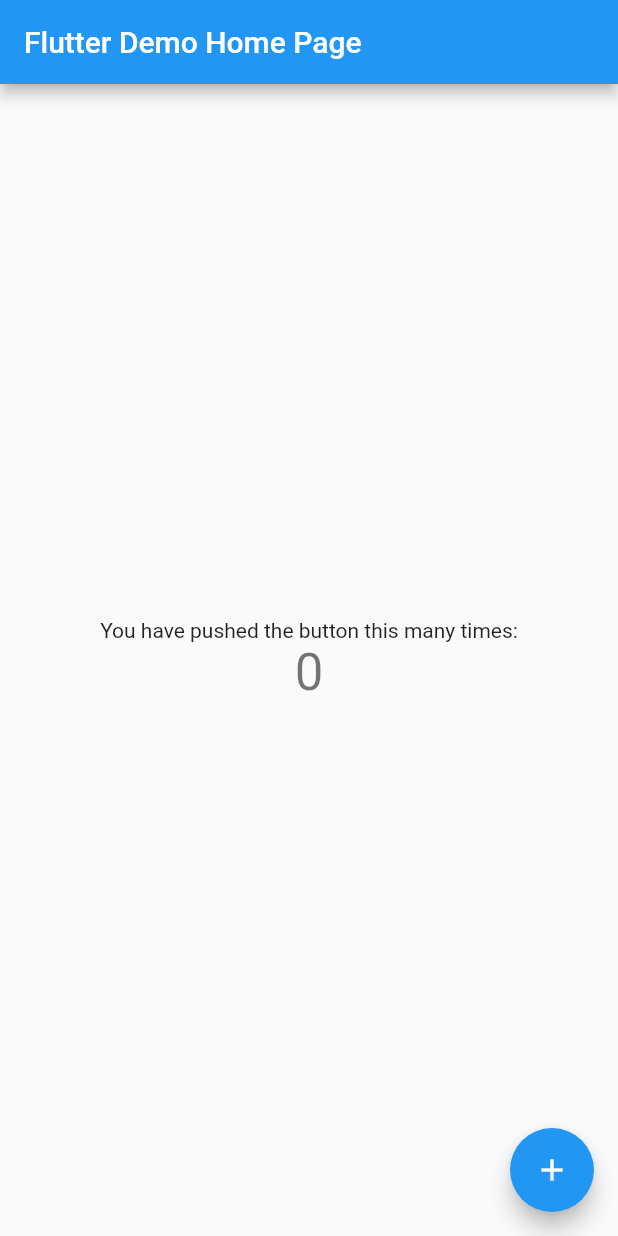
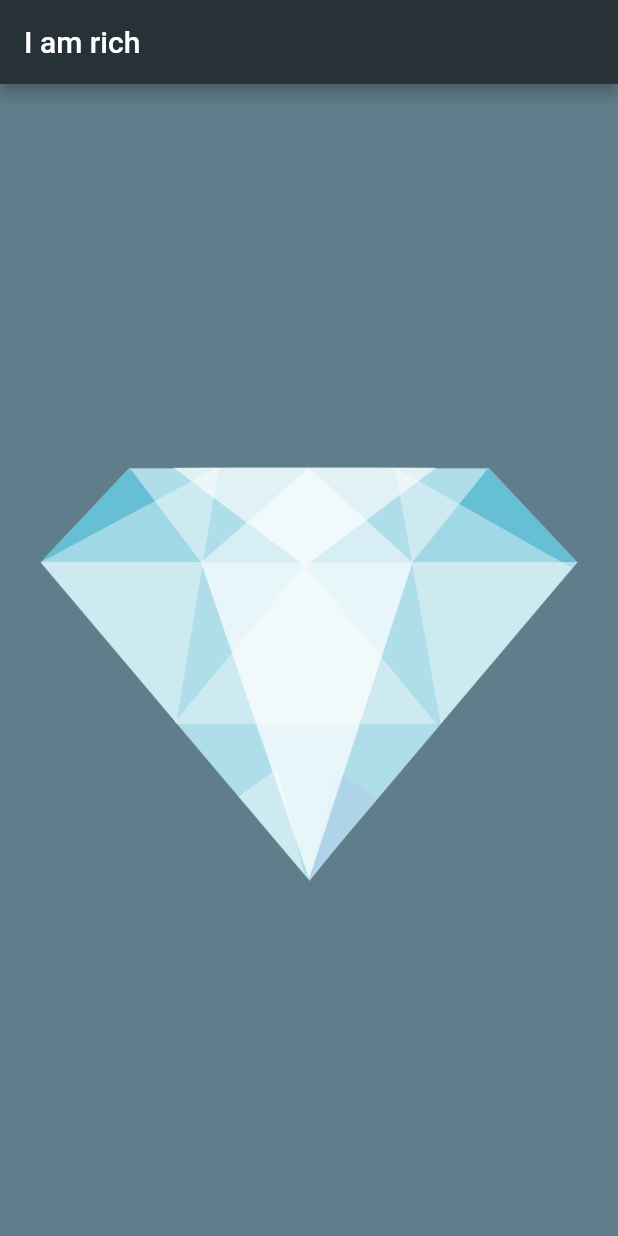
Before and after one commit to takuya-ohmuro/flutter_i_am_rich, a Flutter app: the screen it shows after launch, on a phone screen of 412 x 824 dp. Run offline on Flutter 3.47's test engine with Material 2 defaults, Android fonts, the phone set to English and light mode, and no system bars.

Commit message:
Add layout and icon

```diff
--- a/i_am_rich2/lib/main.dart
+++ b/i_am_rich2/lib/main.dart
@@ -1,117 +1,20 @@
 import 'package:flutter/material.dart';
 
 void main() {
-  runApp(MyApp());
-}
-
-class MyApp extends StatelessWidget {
-  // This widget is the root of your application.
-  @override
-  Widget build(BuildContext context) {
-    return MaterialApp(
-      title: 'Flutter Demo',
-      theme: ThemeData(
-        // This is the theme of your application.
-        //
-        // Try running your application with "flutter run". You'll see the
-        // application has a blue toolbar. Then, without quitting the app, try
-        // changing the primarySwatch below to Colors.green and then invoke
-        // "hot reload" (press "r" in the console where you ran "flutter run",
-        // or simply save your changes to "hot reload" in a Flutter IDE).
-        // Notice that the counter didn't reset back to zero; the application
-        // is not restarted.
-        primarySwatch: Colors.blue,
-        // This makes the visual density adapt to the platform that you run
-        // the app on. For desktop platforms, the controls will be smaller and
-        // closer together (more dense) than on mobile platforms.
-        visualDensity: VisualDensity.adaptivePlatformDensity,
-      ),
-      home: MyHomePage(title: 'Flutter Demo Home Page'),
-    );
-  }
-}
-
-class MyHomePage extends StatefulWidget {
-  MyHomePage({Key key, this.title}) : super(key: key);
-
-  // This widget is the home page of your application. It is stateful, meaning
-  // that it has a State object (defined below) that contains fields that affect
-  // how it looks.
-
-  // This class is the configuration for the state. It holds the values (in this
-  // case the title) provided by the parent (in this case the App widget) and
-  // used by the build method of the State. Fields in a Widget subclass are
-  // always marked "final".
-
-  final String title;
-
-  @override
-  _MyHomePageState createState() => _MyHomePageState();
-}
-
-class _MyHomePageState extends State<MyHomePage> {
-  int _counter = 0;
-
-  void _incrementCounter() {
-    setState(() {
-      // This call to setState tells the Flutter framework that something has
-      // changed in this State, which causes it to rerun the build method below
-      // so that the display can reflect the updated values. If we changed
-      // _counter without calling setState(), then the build method would not be
-      // called again, and so nothing would appear to happen.
-      _counter++;
-    });
-  }
-
-  @override
-  Widget build(BuildContext context) {
-    // This method is rerun every time setState is called, for instance as done
-    // by the _incrementCounter method above.
-    //
-    // The Flutter framework has been optimized to make rerunning build methods
-    // fast, so that you can just rebuild anything that needs updating rather
-    // than having to individually change instances of widgets.
-    return Scaffold(
-      appBar: AppBar(
-        // Here we take the value from the MyHomePage object that was created by
-        // the App.build method, and use it to set our appbar title.
-        title: Text(widget.title),
-      ),
-      body: Center(
-        // Center is a layout widget. It takes a single child and positions it
-        // in the middle of the parent.
-        child: Column(
-          // Column is also a layout widget. It takes a list of children and
-          // arranges them vertically. By default, it sizes itself to fit its
-          // children horizontally, and tries to be as tall as its parent.
-          //
-          // Invoke "debug painting" (press "p" in the console, choose the
-          // "Toggle Debug Paint" action from the Flutter Inspector in Android
-          // Studio, or the "Toggle Debug Paint" command in Visual Studio Code)
-          // to see the wireframe for each widget.
-          //
-          // Column has various properties to control how it sizes itself and
-          // how it positions its children. Here we use mainAxisAlignment to
-          // center the children vertically; the main axis here is the vertical
-          // axis because Columns are vertical (the cross axis would be
-          // horizontal).
-          mainAxisAlignment: MainAxisAlignment.center,
-          children: <Widget>[
-            Text(
-              'You have pushed the button this many times:',
-            ),
-            Text(
-              '$_counter',
-              style: Theme.of(context).textTheme.headline4,
-            ),
-          ],
+  runApp(
+    MaterialApp(
+      home: Scaffold(
+        backgroundColor: Colors.blueGrey,
+        appBar: AppBar(
+          title: Text("I am rich"),
+          backgroundColor: Colors.blueGrey[900],
+        ),
+        body: Center(
+          child: Image(
+            image: AssetImage('images/diamond.png'),
+          ),
         ),
       ),
-      floatingActionButton: FloatingActionButton(
-        onPressed: _incrementCounter,
-        tooltip: 'Increment',
-        child: Icon(Icons.add),
-      ), // This trailing comma makes auto-formatting nicer for build methods.
-    );
-  }
+    ),
+  );
 }
```
Also changed, not shown: i_am_rich2/pubspec.yaml (+3 -54 lines), i_am_rich2/images/diamond.png (added), 51 other files.
